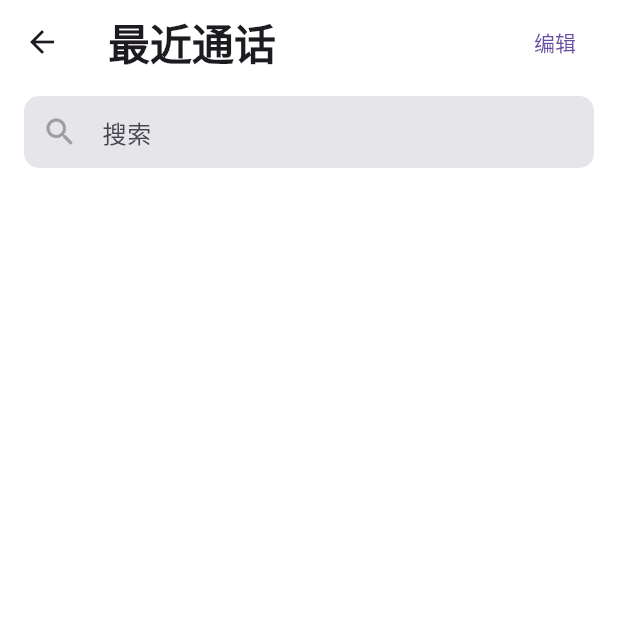
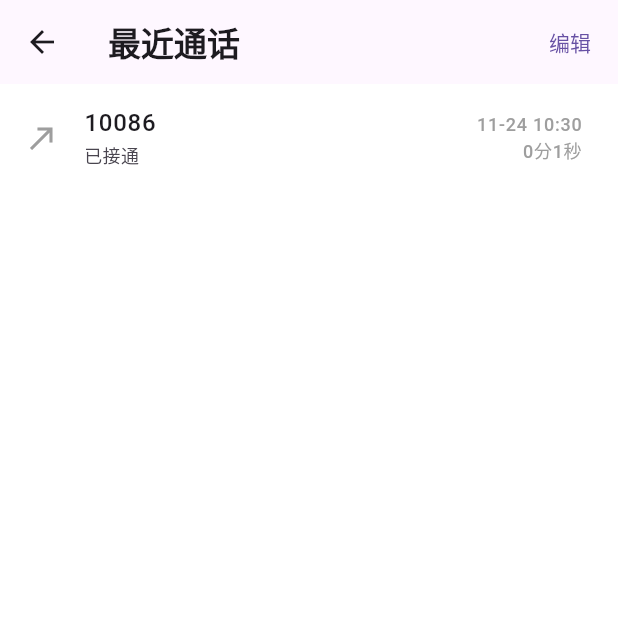
Before and after one commit to black9119/ios_voice_controller, a Flutter app: the ACallScreen screen opened directly, after a tap on the "call end" icon, after a tap on "最近通话", on a phone screen of 412 x 824 dp, the top half of it. Run offline on Flutter 3.47's test engine with Material 3 defaults, Android fonts, the phone set to English and light mode, and no system bars; our stand-ins replace audioplayers, shared_preferences; missing offline and left inert: zego_express_engine; accounts and stored records are empty.

Commit message:
更新拨号/通话界面UI，重构Globals配置，升级Zego及audioplayers依赖

```diff
--- a/lib/a_call_screen.dart
+++ b/lib/a_call_screen.dart
@@ -16,6 +16,7 @@ class _ACallScreenState extends State<ACallScreen> {
   final ZegoService _zego = ZegoService();
   final AudioPlayer _audioPlayer = AudioPlayer();
 
+  bool _isConnected = false;
   bool _isMuted = false;
   bool _isSpeaker = false;
   bool _showKeypad = false;
@@ -31,21 +32,14 @@ class _ACallScreenState extends State<ACallScreen> {
   Future<void> _initCall() async {
     await _zego.loginRoom('A_User');
     _zego.onCommandReceived = (command) {
-      if (command == 'busy') {
-        _audioPlayer.play(AssetSource('audio/busy.mp3'));
-      } else if (command == 'empty') {
-        _audioPlayer.play(AssetSource('audio/empty.mp3'));
-      } else if (command == 'stop') {
-        _audioPlayer.stop();
-      }
+      if (command == 'busy') _audioPlayer.play(AssetSource('audio/busy.mp3'));
+      else if (command == 'empty') _audioPlayer.play(AssetSource('audio/empty.mp3'));
+      else if (command == 'stop') _audioPlayer.stop();
     };
-    _timer = Timer.periodic(const Duration(seconds: 1), (t) {
-      if (mounted) {
-        setState(() {
-          _seconds++;
-        });
-      }
-    });
+
+    // 模拟接听，实际业务中需监听 B 端接听状态
+    setState(() { _isConnected = true; });
+    _timer = Timer.periodic(const Duration(seconds: 1), (t) { if (mounted) setState(() { _seconds++; }); });
   }
 
   String _formatTime(int sec) {
@@ -70,12 +64,18 @@ class _ACallScreenState extends State<ACallScreen> {
         child: Column(
           children: [
             const SizedBox(height: 20),
-            Text(_formatTime(_seconds), style: const TextStyle(color: Colors.white, fontSize: 20)),
+            if (_showKeypad) const SizedBox() else
+              const Icon(Icons.person, size: 80, color: Colors.white24),
             const SizedBox(height: 10),
-            const Text('10086', style: TextStyle(color: Colors.white, fontSize: 36, fontWeight: FontWeight.w300)),
+            Text(_isConnected ? _formatTime(_seconds) : '正在呼叫...', style: const TextStyle(color: Colors.white, fontSize: 22, fontWeight: FontWeight.w300)),
+            if (_isConnected && !_showKeypad)
+              const Text('10086', style: TextStyle(color: Colors.white, fontSize: 32, fontWeight: FontWeight.w300)),
+
             const Spacer(),
+
             if (_showKeypad) _buildKeypad(),
-            if (!_showKeypad) _buildControls(),
+
+            _buildBottomControls(),
             const SizedBox(height: 30),
           ],
         ),
@@ -88,10 +88,10 @@ class _ACallScreenState extends State<ACallScreen> {
       child: Column(
         mainAxisAlignment: MainAxisAlignment.spaceEvenly,
         children: [
-          _row(['1', '2', '3']),
-          _row(['4', '5', '6']),
-          _row(['7', '8', '9']),
-          _row(['*', '0', '#']),
+          _row(['1','2','3']),
+          _row(['4','5','6']),
+          _row(['7','8','9']),
+          _row(['*','0','#']),
         ],
       ),
     );
@@ -103,8 +103,7 @@ class _ACallScreenState extends State<ACallScreen> {
       children: keys.map((k) => GestureDetector(
         onTap: () {},
         child: Container(
-          width: 70,
-          height: 70,
+          width: 70, height: 70,
           decoration: const BoxDecoration(color: Color(0xFF333333), shape: BoxShape.circle),
           child: Center(child: Text(k, style: const TextStyle(fontSize: 30, color: Colors.white))),
         ),
@@ -112,7 +111,7 @@ class _ACallScreenState extends State<ACallScreen> {
     );
   }
 
-  Widget _buildControls() {
+  Widget _buildBottomControls() {
     return Padding(
       padding: const EdgeInsets.symmetric(horizontal: 40),
       child: Column(
@@ -122,7 +121,7 @@ class _ACallScreenState extends State<ACallScreen> {
             children: [
               _actionBtn(Icons.volume_up, _isSpeaker ? '免提中' : '免提', () async {
                 setState(() => _isSpeaker = !_isSpeaker);
-                await ZegoExpressEngine.instance.setAudioRouteToSpeaker(_isSpeaker);
+                await ZegoExpressEngine.instance.enableSpeaker(_isSpeaker);
               }),
               _actionBtn(Icons.mic_off, _isMuted ? '静音中' : '静音', () async {
                 setState(() => _isMuted = !_isMuted);
@@ -133,14 +132,13 @@ class _ACallScreenState extends State<ACallScreen> {
           const SizedBox(height: 20),
           GestureDetector(
             onTap: () async {
-              await Globals.saveCallRecord('10086', _seconds, _seconds == 0);
-              await _zego.logoutRoom();
-              if (!mounted) return;
+              await Globals.saveCallRecord('10086', _seconds, false);
+              _zego.logoutRoom();
+              if (!context.mounted) return;
               Navigator.pushReplacement(context, MaterialPageRoute(builder: (c) => const DialerScreen()));
             },
             child: Container(
-              width: 70,
-              height: 70,
+              width: 70, height: 70,
               decoration: const BoxDecoration(color: Colors.red, shape: BoxShape.circle),
               child: const Icon(Icons.call_end, color: Colors.white, size: 32),
             ),
@@ -161,8 +159,7 @@ class _ACallScreenState extends State<ACallScreen> {
       child: Column(
         children: [
           Container(
-            width: 70,
-            height: 70,
+            width: 70, height: 70,
             decoration: const BoxDecoration(color: Color(0xFF333333), shape: BoxShape.circle),
             child: Icon(icon, color: Colors.white, size: 30),
           ),
--- a/lib/dialer_screen.dart
+++ b/lib/dialer_screen.dart
@@ -1,4 +1,5 @@
 import 'package:flutter/material.dart';
+import 'package:shared_preferences/shared_preferences.dart';
 import 'globals.dart';
 import 'a_call_screen.dart';
 import 'b_call_screen.dart';
@@ -12,7 +13,6 @@ class DialerScreen extends StatefulWidget {
 
 class _DialerScreenState extends State<DialerScreen> {
   String _input = '';
-  int _currentIndex = 3; // 默认选中拨号键盘
 
   void _onPress(String num) {
     setState(() { _input += num; });
@@ -31,19 +31,17 @@ class _DialerScreenState extends State<DialerScreen> {
           mainAxisSize: MainAxisSize.min,
           children: [
             ListTile(
-              title: const Text('设为 A 端（被控端）'),
+              title: const Text('A 端（被控端）'),
               onTap: () async {
                 await Globals.saveRole('A');
-                if (!context.mounted) return;
-                Navigator.pushReplacement(context, MaterialPageRoute(builder: (c) => const ACallScreen()));
+                if (context.mounted) Navigator.pushReplacement(context, MaterialPageRoute(builder: (c) => const ACallScreen()));
               },
             ),
             ListTile(
-              title: const Text('设为 B 端（控制端）'),
+              title: const Text('B 端（控制端）'),
               onTap: () async {
                 await Globals.saveRole('B');
-                if (!context.mounted) return;
-                Navigator.pushReplacement(context, MaterialPageRoute(builder: (c) => const BCallScreen()));
+                if (context.mounted) Navigator.pushReplacement(context, MaterialPageRoute(builder: (c) => const BCallScreen()));
               },
             ),
           ],
@@ -55,47 +53,51 @@ class _DialerScreenState extends State<DialerScreen> {
   @override
   Widget build(BuildContext context) {
     bool isDark = Theme.of(context).brightness == Brightness.dark;
-    Color bgColor = isDark ? Colors.black : Colors.white;
-    Color textColor = isDark ? Colors.white : Colors.black;
+    Color bg = isDark ? Colors.black : Colors.white;
+    Color text = isDark ? Colors.white : Colors.black;
     Color keyBg = isDark ? const Color(0xFF333333) : const Color(0xFFE5E5EA);
-    Color navBg = isDark ? Colors.black : Colors.white;
+    Color subText = Colors.grey;
 
     return Scaffold(
-      backgroundColor: bgColor,
+      backgroundColor: bg,
       body: SafeArea(
         child: Column(
           children: [
+            // 图2 顶部占位 + 号码显示
             Expanded(
               flex: 1,
-              child: Container(
-                alignment: Alignment.center,
-                child: Text(
-                  _input,
-                  style: TextStyle(fontSize: 36, color: textColor, fontWeight: FontWeight.w300, letterSpacing: 1.5),
-                ),
+              child: Center(
+                child: Text(_input.isEmpty ? "" : _input, style: TextStyle(fontSize: 40, color: text, fontWeight: FontWeight.w300)),
               ),
             ),
+
+            // 3x4 按键区
             Expanded(
               flex: 3,
               child: Padding(
-                padding: const EdgeInsets.symmetric(horizontal: 30.0),
+                padding: const EdgeInsets.symmetric(horizontal: 40.0),
                 child: Column(
                   mainAxisAlignment: MainAxisAlignment.spaceEvenly,
                   children: [
-                    _buildDialRow(['1', '2', '3'], ['', 'ABC', 'DEF'], keyBg, textColor),
-                    _buildDialRow(['4', '5', '6'], ['GHI', 'JKL', 'MNO'], keyBg, textColor),
-                    _buildDialRow(['7', '8', '9'], ['PQRS', 'TUV', 'WXYZ'], keyBg, textColor),
-                    _buildDialRow(['*', '0', '#'], ['', '+', ''], keyBg, textColor),
+                    _buildRow(['1','2','3'], keyBg, text, subText),
+                    _buildRow(['4','5','6'], keyBg, text, subText),
+                    _buildRow(['7','8','9'], keyBg, text, subText),
+                    _buildRow(['*','0','#'], keyBg, text, subText),
                   ],
                 ),
               ),
             ),
+
+            // 底部呼叫键 + 删除键 (图2样式)
             Container(
-              height: 80,
-              padding: const EdgeInsets.symmetric(horizontal: 50),
+              height: 100,
+              padding: const EdgeInsets.symmetric(horizontal: 60),
               child: Row(
-                mainAxisAlignment: MainAxisAlignment.center,
+                mainAxisAlignment: MainAxisAlignment.spaceBetween,
                 children: [
+                  // 左边空出 70 宽度
+                  const SizedBox(width: 70),
+                  // 绿色拨号键
                   GestureDetector(
                     onTap: () {
                       if (_input.isNotEmpty) {
@@ -103,78 +105,97 @@ class _DialerScreenState extends State<DialerScreen> {
                       }
                     },
                     child: Container(
-                      width: 70, height: 70,
+                      width: 75, height: 75,
                       decoration: const BoxDecoration(color: Color(0xFF34C759), shape: BoxShape.circle),
                       child: const Icon(Icons.call, color: Colors.white, size: 32),
                     ),
                   ),
+                  // 右侧删除键
+                  SizedBox(
+                    width: 70,
+                    child: _input.isNotEmpty
+                        ? GestureDetector(
+                            onTap: () => setState(() { _input = _input.substring(0, _input.length - 1); }),
+                            child: Icon(Icons.backspace_outlined, color: text, size: 28),
+                          )
+                        : const SizedBox(),
+                  ),
                 ],
               ),
             ),
-            _buildBottomNavBar(navBg, isDark),
+
+            // 底部导航栏 (图2、图3、图5、图6)
+            _buildBottomNavBar(isDark),
           ],
         ),
       ),
     );
   }
 
-  Widget _buildDialRow(List<String> numbers, List<String> letters, Color bg, Color textColor) {
+  Widget _buildBottomNavBar(bool isDark) {
+    return Container(
+      height: 70,
+      decoration: BoxDecoration(
+        border: Border(top: BorderSide(color: isDark ? Colors.white12 : Colors.black12, width: 0.5)),
+      ),
+      child: Row(
+        mainAxisAlignment: MainAxisAlignment.spaceEvenly,
+        children: [
+          _navItem(Icons.star, '个人收藏', false),
+          _navItem(Icons.access_time, '最近通话', false, onTap: () => Navigator.push(context, MaterialPageRoute(builder: (c) => const RecordsScreen()))),
+          _navItem(Icons.person, '通讯录', false),
+          _navItem(Icons.dialpad, '拨号键盘', true),
+          _navItem(Icons.voicemail, '语音信箱', false),
+        ],
+      ),
+    );
+  }
+
+  Widget _navItem(IconData icon, String label, bool isActive, {VoidCallback? onTap}) {
+    return GestureDetector(
+      onTap: onTap,
+      child: Column(
+        mainAxisAlignment: MainAxisAlignment.center,
+        children: [
+          Icon(icon, color: isActive ? const Color(0xFF0A84FF) : Colors.grey, size: 26),
+          const SizedBox(height: 2),
+          Text(label, style: TextStyle(fontSize: 10, color: isActive ? const Color(0xFF0A84FF) : Colors.grey)),
+        ],
+      ),
+    );
+  }
+
+  Widget _buildRow(List<String> keys, Color bg, Color text, Color subText) {
     return Row(
       mainAxisAlignment: MainAxisAlignment.spaceEvenly,
-      children: List.generate(3, (index) {
+      children: keys.map((k) {
+        String letter = '';
+        if (k == '2') letter = 'ABC';
+        if (k == '3') letter = 'DEF';
+        if (k == '4') letter = 'GHI';
+        if (k == '5') letter = 'JKL';
+        if (k == '6') letter = 'MNO';
+        if (k == '7') letter = 'PQRS';
+        if (k == '8') letter = 'TUV';
+        if (k == '9') letter = 'WXYZ';
+        if (k == '0') letter = '+';
+
         return GestureDetector(
-          onTap: () => _onPress(numbers[index]),
+          onTap: () => _onPress(k),
           child: Container(
             width: 75, height: 75,
             decoration: BoxDecoration(color: bg, shape: BoxShape.circle),
             child: Column(
               mainAxisAlignment: MainAxisAlignment.center,
               children: [
-                Text(numbers[index], style: TextStyle(fontSize: 32, color: textColor, fontWeight: FontWeight.w400)),
-                if (letters[index].isNotEmpty)
-                  Text(letters[index], style: TextStyle(fontSize: 9, color: textColor, fontWeight: FontWeight.w500, letterSpacing: 1.2)),
+                Text(k, style: TextStyle(fontSize: 32, color: text, fontWeight: FontWeight.w400)),
+                if (letter.isNotEmpty)
+                  Text(letter, style: TextStyle(fontSize: 9, color: subText, fontWeight: FontWeight.bold, letterSpacing: 1.5)),
               ],
             ),
           ),
         );
-      }),
-    );
-  }
-
-  Widget _buildBottomNavBar(Color bg, bool isDark) {
-    return Container(
-      height: 70,
-      decoration: BoxDecoration(
-        color: bg,
-        border: Border(top: BorderSide(color: isDark ? Colors.white12 : Colors.black12, width: 0.5)),
-      ),
-      child: Row(
-        mainAxisAlignment: MainAxisAlignment.spaceEvenly,
-        children: [
-          _navItem(Icons.star_border, Icons.star, '个人收藏', 0),
-          _navItem(Icons.access_time, Icons.access_time_filled, '最近通话', 1, onTap: () {
-            Navigator.push(context, MaterialPageRoute(builder: (c) => const RecordsScreen()));
-          }),
-          _navItem(Icons.person_outline, Icons.person, '通讯录', 2),
-          _navItem(Icons.dialpad, Icons.dialpad, '拨号键盘', 3),
-          _navItem(Icons.voicemail, Icons.voicemail, '语音留言', 4),
-        ],
-      ),
-    );
-  }
-
-  Widget _navItem(IconData icon, IconData activeIcon, String label, int index, {VoidCallback? onTap}) {
-    bool isActive = _currentIndex == index;
-    return GestureDetector(
-      onTap: onTap ?? () => setState(() => _currentIndex = index),
-      child: Column(
-        mainAxisAlignment: MainAxisAlignment.center,
-        children: [
-          Icon(isActive ? activeIcon : icon, color: isActive ? const Color(0xFF0A84FF) : Colors.grey, size: 26),
-          const SizedBox(height: 4),
-          Text(label, style: TextStyle(fontSize: 10, color: isActive ? const Color(0xFF0A84FF) : Colors.grey)),
-        ],
-      ),
+      }).toList(),
     );
   }
 }
--- a/lib/records_screen.dart
+++ b/lib/records_screen.dart
@@ -1,5 +1,6 @@
 import 'package:flutter/material.dart';
 import 'package:shared_preferences/shared_preferences.dart';
+import 'package:intl/intl.dart';
 
 class RecordsScreen extends StatefulWidget {
   const RecordsScreen({super.key});
@@ -23,39 +24,12 @@ class _RecordsScreenState extends State<RecordsScreen> {
 
   @override
   Widget build(BuildContext context) {
-    bool isDark = Theme.of(context).brightness == Brightness.dark;
-    Color bg = isDark ? Colors.black : Colors.white;
-
     return Scaffold(
-      backgroundColor: bg,
       appBar: AppBar(
-        backgroundColor: bg,
-        title: const Text('最近通话', style: TextStyle(fontSize: 28, fontWeight: FontWeight.bold)),
-        actions: [
-          TextButton(onPressed: () {}, child: const Text('编辑')),
-          const SizedBox(width: 10),
-        ],
+        title: const Text('最近通话', style: TextStyle(fontWeight: FontWeight.bold)),
+        actions: [TextButton(onPressed: () {}, child: const Text('编辑'))],
       ),
-      body: Column(
-        children: [
-          // 搜索框
-          Container(
-            margin: const EdgeInsets.symmetric(horizontal: 16, vertical: 8),
-            padding: const EdgeInsets.symmetric(horizontal: 12),
-            decoration: BoxDecoration(
-              color: isDark ? const Color(0xFF1C1C1E) : const Color(0xFFE5E5EA),
-              borderRadius: BorderRadius.circular(10),
-            ),
-            child: const TextField(
-              decoration: InputDecoration(
-                icon: Icon(Icons.search, color: Colors.grey),
-                hintText: '搜索',
-                border: InputBorder.none,
-              ),
-            ),
-          ),
-          Expanded(
-            child: ListView.builder(
+      body: ListView.builder(
         itemCount: _records.length,
         itemBuilder: (context, index) {
           final parts = _records[index].split('|');
@@ -66,19 +40,23 @@ class _RecordsScreenState extends State<RecordsScreen> {
           bool isMissed = parts[3] == '1';
 
           DateTime date = DateTime.fromMillisecondsSinceEpoch(timestamp);
-                String timeStr = "${date.month}-${date.day} ${date.hour}:${date.minute.toString().padLeft(2, '0')}";
+          String timeStr = DateFormat('MM-dd HH:mm').format(date);
           String durationStr = duration == 0 ? "未接通" : "${duration ~/ 60}分${duration % 60}秒";
 
           return ListTile(
-                  leading: Icon(isMissed ? Icons.call_missed : Icons.call_made, color: isMissed ? Colors.red : Colors.blue),
-                  title: Text(number, style: TextStyle(color: isMissed ? Colors.red : null, fontWeight: FontWeight.bold)),
-                  subtitle: Text(timeStr),
-                  trailing: Text(durationStr, style: const TextStyle(color: Colors.grey)),
+            leading: Icon(isMissed ? Icons.call_missed : Icons.call_made, color: isMissed ? Colors.red : Colors.grey),
+            title: Text(number, style: TextStyle(color: isMissed ? Colors.red : null, fontWeight: FontWeight.w500)),
+            subtitle: Text(isMissed ? '未接通' : '已接通', style: const TextStyle(fontSize: 12)),
+            trailing: Column(
+              mainAxisAlignment: MainAxisAlignment.center,
+              crossAxisAlignment: CrossAxisAlignment.end,
+              children: [
+                Text(timeStr, style: const TextStyle(fontSize: 12, color: Colors.grey)),
+                if (!isMissed) Text(durationStr, style: const TextStyle(fontSize: 12, color: Colors.grey)),
+              ],
+            ),
           );
         },
-            ),
-          ),
-        ],
       ),
     );
   }
--- a/lib/zego_service.dart
+++ b/lib/zego_service.dart
@@ -1,4 +1,3 @@
-import 'dart:convert';
 import 'package:zego_express_engine/zego_express_engine.dart';
 import 'globals.dart';
 
@@ -8,8 +7,6 @@ class ZegoService {
   ZegoService._internal();
 
   bool _isInitialized = false;
-
-  Function(Map<String, dynamic> data)? onSignalReceived;
   Function(String command)? onCommandReceived;
 
   Future<void> init() async {
@@ -20,39 +17,26 @@ class ZegoService {
       appSign: Globals.zegoAppSign,
     );
     await ZegoExpressEngine.createEngineWithProfile(profile);
+    _isInitialized = true;
+  }
 
-    ZegoExpressEngine.onRoomExtraInfoUpdate = (roomID, infoList) {
+  Future<void> loginRoom(String userId) async {
+    await init();
+    ZegoUser user = ZegoUser.id(userId);
+    ZegoRoomConfig config = ZegoRoomConfig.defaultConfig();
+    await ZegoExpressEngine.instance.loginRoom(Globals.zegoRoomId, user, config: config);
+
+    ZegoExpressEngine.instance.onRoomExtraInfoUpdate = (roomID, infoList) {
       for (var info in infoList) {
         if (info.key == "command" && onCommandReceived != null) {
           onCommandReceived!(info.value);
         }
       }
     };
-
-    ZegoExpressEngine.onIMRecvBroadcastMessage = (roomID, messageList) {
-      for (final msgInfo in messageList) {
-        try {
-          final Map<String, dynamic> data = jsonDecode(msgInfo.message);
-          if (onSignalReceived != null) {
-            onSignalReceived!(data);
-          }
-        } catch (_) {}
-      }
-    };
-
-    _isInitialized = true;
   }
 
-  Future<void> loginRoom(String userId) async {
-    await init();
-    // 修复：ZegoUser 需要 userID, userName 两个参数
-    ZegoUser user = ZegoUser(userId, userId);
-    ZegoRoomConfig config = ZegoRoomConfig.defaultConfig();
-    await ZegoExpressEngine.instance.loginRoom(Globals.zegoRoomId, user, config: config);
-  }
-
-  Future<void> sendCommand(String cmd) async {
-    await ZegoExpressEngine.instance.setRoomExtraInfo(Globals.zegoRoomId, "command", cmd);
+  Future<void> sendCommand(String command) async {
+    await ZegoExpressEngine.instance.setRoomExtraInfo(Globals.zegoRoomId, "command", command);
   }
 
   Future<void> logoutRoom() async {
```
Also changed, not shown: lib/b_call_screen.dart (+23 -46 lines), lib/globals.dart (+15 -47 lines), pubspec.yaml (+5 -6 lines), pubspec.lock. Lines whose indentation alone changed are shown as unchanged.
